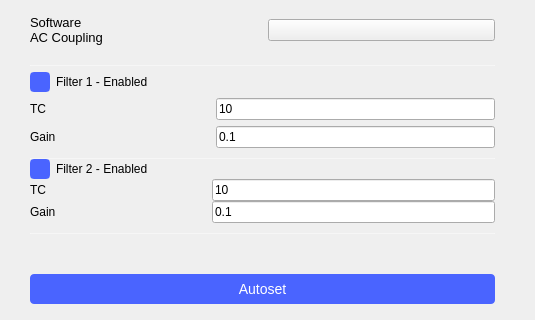
Before: the Qt Designer form ui/channel_settings.ui in analogdevicesinc/scopy, drawn with Qt 5; both pictures show x 0 to 535 and y 439 to 759 of the 535 by 962 pixel window.
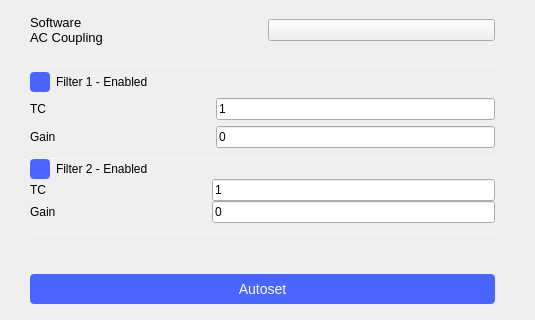
After: the same form once the commit is applied. Custom widgets are drawn as their Qt base class.

```diff
--- a/ui/channel_settings.ui
+++ b/ui/channel_settings.ui
@@ -1056,7 +1056,7 @@
                </sizepolicy>
               </property>
               <property name="text">
-               <string>10</string>
+               <string>1</string>
               </property>
              </widget>
             </item>
@@ -1102,7 +1102,7 @@
                </sizepolicy>
               </property>
               <property name="text">
-               <string>0.1</string>
+               <string>0</string>
               </property>
              </widget>
             </item>
@@ -1219,7 +1219,7 @@
                </sizepolicy>
               </property>
               <property name="text">
-               <string>10</string>
+               <string>1</string>
               </property>
              </widget>
             </item>
@@ -1268,7 +1268,7 @@
                </sizepolicy>
               </property>
               <property name="text">
-               <string>0.1</string>
+               <string>0</string>
               </property>
              </widget>
             </item>
```
